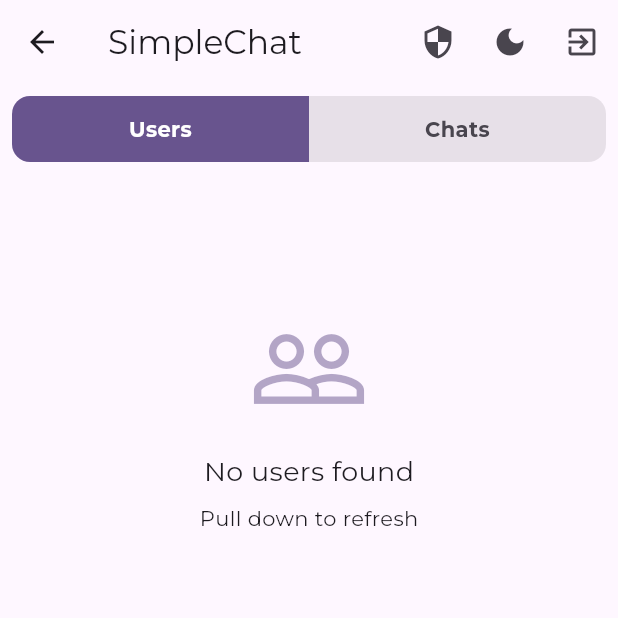
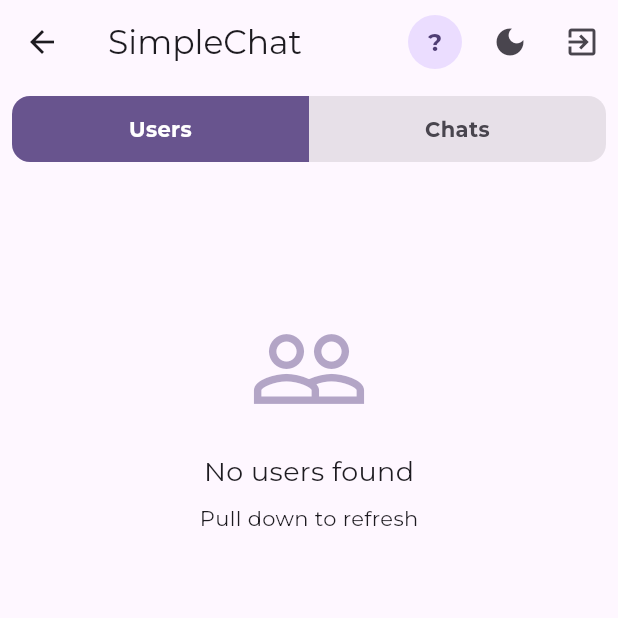
Before and after one commit to mhdthariq/SimpleChat, a Flutter app: the HomeScreen screen opened directly, after a tap on the "exit to app" icon, on a phone screen of 412 x 824 dp, the top half of it. Run offline on Flutter 3.47's test engine with Material 3 defaults, Android fonts, the phone set to English and light mode, and no system bars; our stand-ins replace cached_network_image, cloud_firestore, emoji_picker_flutter, firebase_auth, firebase_core, firebase_storage and 6 more; missing offline and left inert: firebase_app_check; accounts and stored records are empty.

Commit message:
feat: Implement user profile update functionality with image upload and display name change

```diff
--- a/lib/screens/home_screen.dart
+++ b/lib/screens/home_screen.dart
@@ -4,11 +4,11 @@ import '../providers/auth_provider.dart';
 import '../providers/chat_provider.dart';
 import '../providers/theme_provider.dart';
 import '../models/user_model.dart';
-import '../widgets/user_tile.dart';
+import '../widgets/user_tile.dart'; // Ensured UserTile import
 import '../utils/page_routes.dart';
 import '../utils/firestore_utils.dart';
-import '../utils/permission_checker.dart';
 import 'chat_screen.dart';
+import 'profile_screen.dart'; // Ensured ProfileScreen import
 
 class HomeScreen extends StatefulWidget {
   const HomeScreen({super.key});
@@ -25,28 +25,18 @@ class _HomeScreenState extends State<HomeScreen> with WidgetsBindingObserver {
     super.initState();
     WidgetsBinding.instance.addObserver(this);
 
-    // Initialize providers
     final authProvider = Provider.of<AuthProvider>(context, listen: false);
     final chatProvider = Provider.of<ChatProvider>(context, listen: false);
 
-    // Load users - filter out current user
     if (authProvider.user != null) {
       chatProvider.loadUsers(currentUserId: authProvider.user!.uid);
-
-      // Load chat rooms
       chatProvider.loadChatRooms(authProvider.user!.uid);
       chatProvider.updateUserStatus(authProvider.user!.uid, true);
 
-      // Check permissions after a short delay to ensure everything is initialized
-      Future.delayed(const Duration(seconds: 1), () {
-        if (mounted) {
-          PermissionChecker.checkPermissions(context);
+      WidgetsBinding.instance.addPostFrameCallback((_) {
+        if (mounted && authProvider.user != null) {
+          chatProvider.refreshUsers(currentUserId: authProvider.user!.uid);
         }
-      });
-
-      // Also do an immediate refresh to ensure we have the latest data
-      WidgetsBinding.instance.addPostFrameCallback((_) {
-        chatProvider.refreshUsers(currentUserId: authProvider.user!.uid);
       });
     } else {
       chatProvider.loadUsers();
@@ -61,13 +51,10 @@ class _HomeScreenState extends State<HomeScreen> with WidgetsBindingObserver {
 
     if (authProvider.user != null) {
       if (state == AppLifecycleState.resumed) {
-        // User is online
         chatProvider.updateUserStatus(authProvider.user!.uid, true);
-        // Refresh data when app is resumed
         chatProvider.refreshUsers(currentUserId: authProvider.user!.uid);
         chatProvider.loadChatRooms(authProvider.user!.uid);
       } else {
-        // User is offline
         chatProvider.updateUserStatus(authProvider.user!.uid, false);
       }
     }
@@ -87,7 +74,13 @@ class _HomeScreenState extends State<HomeScreen> with WidgetsBindingObserver {
       chatProvider
           .createAndLoadChatRoom(authProvider.user!.uid, peerUser.uid)
           .then((_) {
-            Navigator.push(context, PageRoutes.slideRoute(const ChatScreen()));
+            if (mounted) {
+              // Added mounted check
+              Navigator.push(
+                context,
+                PageRoutes.slideRoute(const ChatScreen()),
+              );
+            }
           });
     }
   }
@@ -97,42 +90,26 @@ class _HomeScreenState extends State<HomeScreen> with WidgetsBindingObserver {
       final authProvider = Provider.of<AuthProvider>(context, listen: false);
       final chatProvider = Provider.of<ChatProvider>(context, listen: false);
 
-      // Update online status to false before signing out
       if (authProvider.user != null) {
         await chatProvider.updateUserStatus(authProvider.user!.uid, false);
       }
-
-      // Clear selected user in chat provider
       chatProvider.clearSelectedUser();
-
-      // Sign out
       await authProvider.signOut();
     } catch (e) {
+      if (mounted) {
+        // Added mounted check
         ScaffoldMessenger.of(
           context,
         ).showSnackBar(SnackBar(content: Text('Error signing out: $e')));
       }
     }
+  }
 
   void _showErrorDialog(String errorMessage) {
-    // Use our enhanced error handling from FirestoreUtils
+    if (mounted) {
+      // Added mounted check
       FirestoreUtils.handleFirestoreError(context, errorMessage);
     }
-
-  // Method to check Firestore permissions
-  void _checkPermissions() {
-    PermissionChecker.checkPermissions(context).then((passed) {
-      if (passed) {
-        // Refresh data since permissions are fixed
-        final authProvider = Provider.of<AuthProvider>(context, listen: false);
-        final chatProvider = Provider.of<ChatProvider>(context, listen: false);
-
-        if (authProvider.user != null) {
-          chatProvider.loadUsers(currentUserId: authProvider.user!.uid);
-          chatProvider.loadChatRooms(authProvider.user!.uid);
-        }
-      }
-    });
   }
 
   @override
@@ -140,40 +117,73 @@ class _HomeScreenState extends State<HomeScreen> with WidgetsBindingObserver {
     final authProvider = Provider.of<AuthProvider>(context);
     final chatProvider = Provider.of<ChatProvider>(context);
 
-    // Check for errors and show a dialog if there's an error
     if (chatProvider.error.isNotEmpty) {
-      // We only want to show the error dialog once, so let's use a post-frame callback
       WidgetsBinding.instance.addPostFrameCallback((_) {
         _showErrorDialog(chatProvider.error);
-        chatProvider.clearError(); // Clear the error after showing it
+        chatProvider.clearError();
       });
     }
 
-    // Filter out the current user from the users list and sort by name
     List<UserModel> filteredUsers =
         chatProvider.users
             .where((user) => user.uid != authProvider.user?.uid)
             .toList();
-
-    // Sort users by name for better UX
     filteredUsers.sort((a, b) => a.displayName.compareTo(b.displayName));
 
     return Scaffold(
       appBar: AppBar(
         title: const Text('SimpleChat'),
         actions: [
-          // Add permission check button to help fix issues
-          IconButton(
-            icon: const Icon(Icons.security),
-            tooltip: 'Fix Permission Issues',
+          Consumer<AuthProvider>(
+            builder: (context, authProvider, child) {
+              final userModel = authProvider.userModel;
+              final firebaseUser = authProvider.user;
+              ImageProvider? profileImageProvider;
+              String initial = '?'; // Default initial
+
+              // Check for profile picture URL
+              if (userModel?.photoUrl?.isNotEmpty ?? false) {
+                profileImageProvider = NetworkImage(userModel!.photoUrl!);
+              }
+              // Else, check for display name initial
+              else if (userModel?.displayName?.isNotEmpty ?? false) {
+                initial = userModel!.displayName![0].toUpperCase();
+              }
+              // Else, check for email initial
+              else if (firebaseUser?.email?.isNotEmpty ?? false) {
+                initial = firebaseUser!.email![0].toUpperCase();
+              }
+
+              return IconButton(
+                icon: CircleAvatar(
+                  radius: 18,
+                  backgroundImage: profileImageProvider,
+                  backgroundColor:
+                      profileImageProvider == null
+                          ? Theme.of(context).colorScheme.primaryContainer
+                          : Colors.transparent,
+                  child:
+                      profileImageProvider == null
+                          ? Text(
+                            initial,
+                            style: TextStyle(
+                              color:
+                                  Theme.of(
+                                    context,
+                                  ).colorScheme.onPrimaryContainer,
+                              fontWeight: FontWeight.bold,
+                            ),
+                          )
+                          : null,
+                ),
+                tooltip: 'Profile',
                 onPressed: () {
-              // Run permission checker
-              PermissionChecker.checkPermissions(context).then((passed) {
-                if (passed && authProvider.user != null) {
-                  chatProvider.loadUsers(currentUserId: authProvider.user!.uid);
-                  chatProvider.loadChatRooms(authProvider.user!.uid);
-                }
-              });
+                  Navigator.push(
+                    context,
+                    PageRoutes.slideRoute(const ProfileScreen()),
+                  );
+                },
+              );
             },
           ),
           IconButton(
@@ -353,10 +363,7 @@ class _HomeScreenState extends State<HomeScreen> with WidgetsBindingObserver {
   Widget _buildChatsList(AuthProvider authProvider, ChatProvider chatProvider) {
     Future<void> handleRefresh() async {
       if (authProvider.user != null) {
-        // Reload chat rooms
         chatProvider.loadChatRooms(authProvider.user!.uid);
-
-        // Also refresh users to ensure we have the latest data
         await chatProvider.refreshUsers(currentUserId: authProvider.user!.uid);
       }
     }
@@ -387,27 +394,6 @@ class _HomeScreenState extends State<HomeScreen> with WidgetsBindingObserver {
                     style: TextStyle(fontSize: 14),
                   ),
                   const SizedBox(height: 24),
-                  // Add button to check permissions when no chats are shown
-                  ElevatedButton.icon(
-                    icon: const Icon(Icons.security),
-                    label: const Text('Check Permissions'),
-                    onPressed: () {
-                      // Check Firestore permissions
-                      PermissionChecker.checkPermissions(context).then((
-                        passed,
-                      ) {
-                        if (passed) {
-                          // Refresh data since permissions are fixed
-                          if (authProvider.user != null) {
-                            chatProvider.loadUsers(
-                              currentUserId: authProvider.user!.uid,
-                            );
-                            chatProvider.loadChatRooms(authProvider.user!.uid);
-                          }
-                        }
-                      });
-                    },
-                  ),
                 ],
               ),
             ),
```
Also changed, not shown: lib/providers/auth_provider.dart (+58 -0 lines), lib/screens/profile_screen.dart (added, +210 -0 lines), 1 other file. Lines whose indentation alone changed are shown as unchanged.
